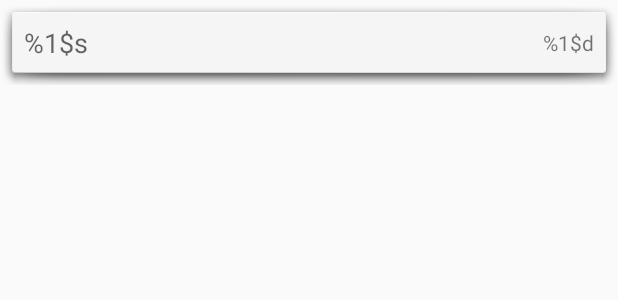
After one commit to aleksanderwozniak/piggify-me, an Android app: the layout adapter_detail_view.xml on its own in the app's theme, with its tools: preview values and no code run, on a phone screen of 412 x 824 dp. The commit adds this screen. Shown: the top 300 px of the screen. Run offline under Robolectric (Android 15) with nearby library versions, the phone set to English and light mode, and no system bars.

Commit message:
Implemented RecyclerView, added new menu icons

```diff
--- a/app/src/main/java/com/olq/piggifyme/screens/details/expense/ExpensePresenter.kt
+++ b/app/src/main/java/com/olq/piggifyme/screens/details/expense/ExpensePresenter.kt
@@ -1,7 +1,6 @@
 package com.olq.piggifyme.screens.details.expense
 
 import com.olq.piggifyme.data.Model
-import com.olq.piggifyme.screens.details.income.IncomeScreenContract
 
 /**
  * Created by olq on 18.11.17.
@@ -13,7 +12,7 @@ class ExpensePresenter(private val view: ExpenseScreenContract.View,
 
     override fun start() {
         model.pullData()
-        view.showDetailList(model.listOfExpenses)
+        view.showDetailList(model.listOfExpenseDetails)
     }
 
     override fun onResetClick() {
--- a/app/src/main/java/com/olq/piggifyme/screens/details/expense/ExpenseScreenContract.kt
+++ b/app/src/main/java/com/olq/piggifyme/screens/details/expense/ExpenseScreenContract.kt
@@ -9,7 +9,7 @@ import com.olq.piggifyme.BaseView
 interface ExpenseScreenContract {
 
     interface View : BaseView<Presenter> {
-        fun showDetailList(list: List<String>)
+        fun showDetailList(list: List<Pair<String, Int>>)
     }
 
     interface Presenter : BasePresenter { }
--- a/app/src/main/java/com/olq/piggifyme/screens/details/income/IncomePresenter.kt
+++ b/app/src/main/java/com/olq/piggifyme/screens/details/income/IncomePresenter.kt
@@ -12,7 +12,7 @@ class IncomePresenter(private val view: IncomeScreenContract.View,
 
     override fun start() {
         model.pullData()
-        view.showDetailList(model.listOfIncomes)
+        view.showDetailList(model.listOfIncomeDetails)
     }
 
     override fun onResetClick() {
--- a/app/src/main/java/com/olq/piggifyme/screens/details/income/IncomeScreenContract.kt
+++ b/app/src/main/java/com/olq/piggifyme/screens/details/income/IncomeScreenContract.kt
@@ -9,7 +9,7 @@ import com.olq.piggifyme.BaseView
 interface IncomeScreenContract {
 
     interface View : BaseView<Presenter> {
-        fun showDetailList(list: List<String>)
+        fun showDetailList(list: List<Pair<String, Int>>)
     }
 
     interface Presenter : BasePresenter { }
--- /dev/null
+++ b/app/src/main/res/layout/adapter_detail_view.xml
@@ -0,0 +1,36 @@
+<?xml version="1.0" encoding="utf-8"?>
+<android.support.constraint.ConstraintLayout xmlns:android="http://schemas.android.com/apk/res/android"
+    xmlns:app="http://schemas.android.com/apk/res-auto"
+    xmlns:tools="http://schemas.android.com/tools"
+    android:layout_width="match_parent"
+    android:layout_height="wrap_content"
+    android:background="@android:drawable/dialog_holo_light_frame"
+    tools:layout_editor_absoluteX="0dp"
+    tools:layout_editor_absoluteY="81dp">
+
+    <TextView
+        android:id="@+id/detailNameTextView"
+        android:layout_width="wrap_content"
+        android:layout_height="wrap_content"
+        android:layout_marginBottom="8dp"
+        android:layout_marginStart="8dp"
+        android:layout_marginTop="8dp"
+        android:text="@string/detailNameText"
+        android:textAppearance="@style/TextAppearance.AppCompat.Medium"
+        app:layout_constraintBottom_toBottomOf="parent"
+        app:layout_constraintStart_toStartOf="parent"
+        app:layout_constraintTop_toTopOf="parent" />
+
+    <TextView
+        android:id="@+id/detailValueTextView"
+        android:layout_width="wrap_content"
+        android:layout_height="wrap_content"
+        android:layout_marginBottom="8dp"
+        android:layout_marginEnd="8dp"
+        android:layout_marginTop="8dp"
+        android:text="@string/detailValueText"
+        android:textAppearance="@style/TextAppearance.AppCompat.Small"
+        app:layout_constraintBottom_toBottomOf="parent"
+        app:layout_constraintEnd_toEndOf="parent"
+        app:layout_constraintTop_toTopOf="parent" />
+</android.support.constraint.ConstraintLayout>
--- a/app/src/main/res/layout/floating_menu_layout.xml
+++ b/app/src/main/res/layout/floating_menu_layout.xml
@@ -20,7 +20,7 @@
         android:onClick="onFabIncomeClick"
         fab:fab_colorNormal="@color/white"
         fab:fab_colorPressed="@color/whitePressed"
-        fab:fab_icon="@drawable/ic_arrow_up"
+        fab:fab_icon="@drawable/ic_attach_money_24dp"
         fab:fab_size="mini"
         fab:fab_stroke_visible="false"
         fab:fab_title="Add new income" />
@@ -32,7 +32,7 @@
         android:onClick="onFabExpenseClick"
         fab:fab_colorNormal="@color/white"
         fab:fab_colorPressed="@color/whitePressed"
-        fab:fab_icon="@drawable/ic_arrow_down"
+        fab:fab_icon="@drawable/ic_shopping_cart_24dp"
         fab:fab_size="mini"
         fab:fab_stroke_visible="false"
         fab:fab_title="Add new expense" />
--- a/app/src/main/res/menu/menu_bottom_navigation.xml
+++ b/app/src/main/res/menu/menu_bottom_navigation.xml
@@ -5,7 +5,7 @@
         android:id="@+id/menu_details_income"
         android:enabled="true"
         android:title="@string/menu_details_income"
-        android:icon="@drawable/ic_arrow_up"
+        android:icon="@drawable/ic_attach_money_24dp"
         app:showAsAction="ifRoom"/>
     <item
         android:id="@+id/menu_overview"
@@ -17,6 +17,6 @@
         android:id="@+id/menu_details_expense"
         android:enabled="true"
         android:title="@string/menu_details_expense"
-        android:icon="@drawable/ic_arrow_down"
+        android:icon="@drawable/ic_shopping_cart_24dp"
         app:showAsAction="ifRoom"/>
 </menu>
--- a/app/src/main/res/values/dimens.xml
+++ b/app/src/main/res/values/dimens.xml
@@ -2,4 +2,5 @@
     <dimen name="fab_margin">16dp</dimen>
     <dimen name="fab_bottom_margin">72dp</dimen>
     <dimen name="text_size">24sp</dimen>
+    <dimen name="bottom_navigation_margin">56dp</dimen>
 </resources>
--- a/app/src/main/res/values/strings.xml
+++ b/app/src/main/res/values/strings.xml
@@ -11,4 +11,6 @@
     <string name="menu_details_expense">Expenses</string>
     <string name="text_incomes">List of your incomes</string>
     <string name="text_expenses">List of your expenses</string>
+    <string name="detailNameText">%1$s</string>
+    <string name="detailValueText">%1$d</string>
 </resources>
```
Also changed, not shown: app/src/main/java/com/olq/piggifyme/data/Model.kt (+7 -7 lines), app/src/main/java/com/olq/piggifyme/screens/details/DetailAdapter.kt (added, +43 -0 lines), app/src/main/java/com/olq/piggifyme/screens/details/expense/ExpenseFragment.kt (+15 -7 lines), app/src/main/java/com/olq/piggifyme/screens/details/income/IncomeFragment.kt (+13 -8 lines), app/src/main/res/drawable/ic_arrow_down.xml (deleted, +0 -9 lines), app/src/main/res/drawable/ic_arrow_up.xml (deleted, +0 -9 lines), app/src/main/res/drawable/ic_attach_money_24dp.xml (added, +9 -0 lines), app/src/main/res/drawable/ic_shopping_cart_24dp.xml (added, +9 -0 lines), app/src/main/res/layout/fragment_expense.xml (+5 -5 lines), app/src/main/res/layout/fragment_income.xml (+5 -5 lines).
